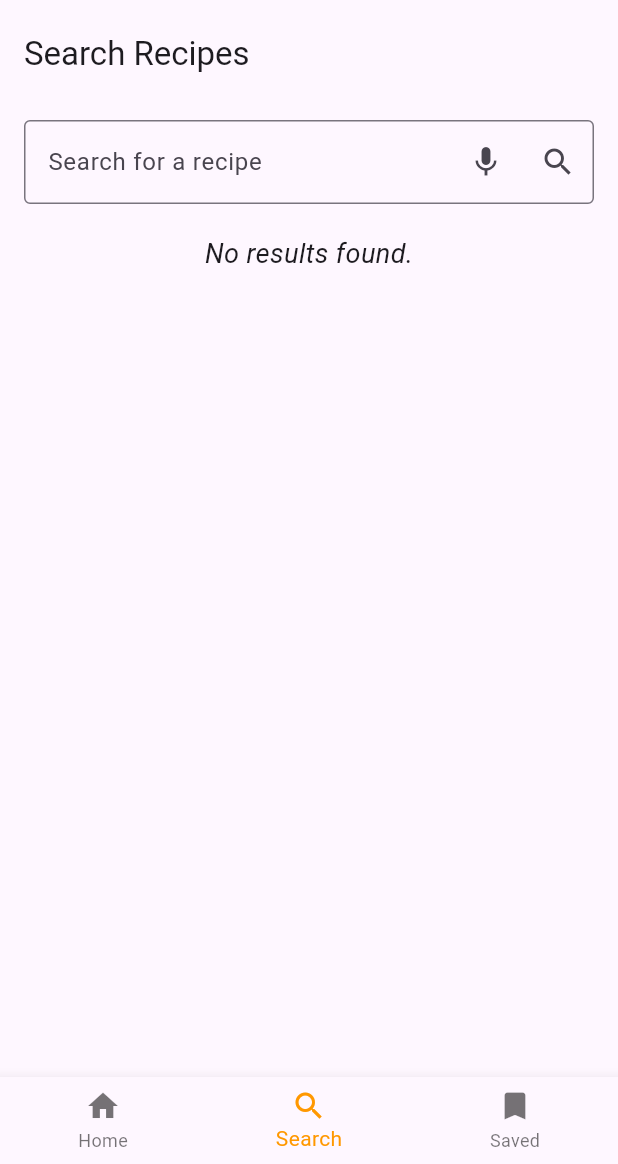
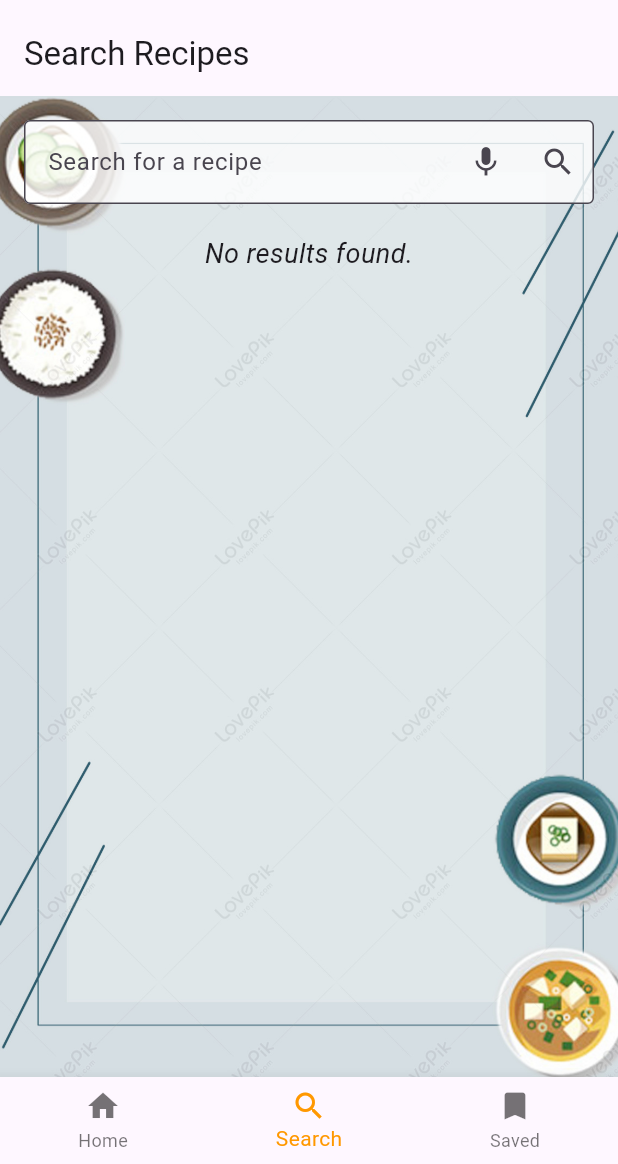
Before and after one commit to tiirth22/FlavorSphere, a Flutter app: the screen it shows once a user with an empty profile is signed in, item 2 of the bottom bar chosen, on a phone screen of 412 x 824 dp, the part 72-1236 px from its top. Run offline on Flutter 3.47's test engine with Material 3 defaults, Android fonts, the phone set to English and light mode, and no system bars; our stand-ins replace cloud_firestore, firebase_auth, firebase_core, permission_handler, shared_preferences, speech_to_text; accounts and stored records are empty.

```diff
--- a/lib/search_page.dart
+++ b/lib/search_page.dart
@@ -14,7 +14,6 @@ class _SearchPageState extends State<SearchPage> {
   List<dynamic> _searchResults = [];
   bool _isLoading = false;
 
-  // Mark _speech as late
   late stt.SpeechToText _speech;
   bool _isListening = false;
 
@@ -24,11 +23,8 @@ class _SearchPageState extends State<SearchPage> {
     _speech = stt.SpeechToText(); // Initialize _speech here
   }
 
-  // Method to handle speech input
   Future<void> _startListening() async {
-    // Request microphone permission
     final status = await Permission.microphone.request();
-
     if (status.isGranted) {
       bool available = await _speech.initialize(
         onStatus: (status) => print('Speech Status: $status'),
@@ -42,17 +38,15 @@ class _SearchPageState extends State<SearchPage> {
 
         _speech.listen(onResult: (result) {
           setState(() {
-            _searchController.text = result.recognizedWords; // Update text field with recognized words
+            _searchController.text = result.recognizedWords;
           });
         });
       }
     } else if (status.isDenied) {
-      // Handle the case when the permission is denied
       ScaffoldMessenger.of(context).showSnackBar(
         SnackBar(content: Text('Microphone permission is denied.')),
       );
     } else if (status.isPermanentlyDenied) {
-      // Handle the case when the permission is permanently denied
       openAppSettings(); // Open app settings to enable permission manually
     }
   }
@@ -66,24 +60,22 @@ class _SearchPageState extends State<SearchPage> {
 
   void _searchRecipes() async {
     setState(() {
-      _isLoading = true; // Show loading indicator
-      _searchResults.clear(); // Clear previous search results
+      _isLoading = true;
+      _searchResults.clear();
     });
 
-    // Call your API service to fetch recipes
     ApiService apiService = ApiService();
     try {
       var results = await apiService.getRecipes(_searchController.text);
 
       setState(() {
-        _searchResults = results; // Update search results
-        _isLoading = false; // Hide loading indicator
+        _searchResults = results;
+        _isLoading = false;
       });
     } catch (e) {
       setState(() {
-        _isLoading = false; // Hide loading indicator
+        _isLoading = false;
       });
-      // Handle error (e.g., show a snackbar or an alert)
       ScaffoldMessenger.of(context).showSnackBar(
         SnackBar(content: Text('Error fetching recipes: $e')),
       );
@@ -96,7 +88,18 @@ class _SearchPageState extends State<SearchPage> {
       appBar: AppBar(
         title: Text('Search Recipes'),
       ),
-      body: SingleChildScrollView(
+      body: Stack(
+        children: [
+          // Add the background image
+          Container(
+            decoration: BoxDecoration(
+              image: DecorationImage(
+                image: AssetImage('assets/images/background7.jpg'), // Path to your food image
+                fit: BoxFit.cover, // Make sure the image covers the entire screen
+              ),
+            ),
+          ),
+          SingleChildScrollView(
             padding: const EdgeInsets.all(16.0),
             child: Column(
               children: [
@@ -105,16 +108,18 @@ class _SearchPageState extends State<SearchPage> {
                   decoration: InputDecoration(
                     labelText: 'Search for a recipe',
                     border: OutlineInputBorder(),
+                    fillColor: Colors.white.withOpacity(0.8), // Slight transparency for better readability
+                    filled: true,
                     suffixIcon: Row(
                       mainAxisSize: MainAxisSize.min,
                       children: [
                         IconButton(
                           icon: Icon(_isListening ? Icons.mic_off : Icons.mic),
-                      onPressed: _isListening ? _stopListening : _startListening, // Trigger speech-to-text
+                          onPressed: _isListening ? _stopListening : _startListening,
                         ),
                         IconButton(
                           icon: Icon(Icons.search),
-                      onPressed: _searchRecipes, // Trigger search on button press
+                          onPressed: _searchRecipes,
                         ),
                       ],
                     ),
@@ -122,28 +127,27 @@ class _SearchPageState extends State<SearchPage> {
                 ),
                 SizedBox(height: 20),
                 if (_isLoading)
-              CircularProgressIndicator(), // Show loading indicator
+                  CircularProgressIndicator(),
                 if (!_isLoading && _searchResults.isNotEmpty)
                   ListView.builder(
-                shrinkWrap: true, // Allow ListView to be contained in SingleChildScrollView
-                physics: NeverScrollableScrollPhysics(), // Disable scrolling
+                    shrinkWrap: true,
+                    physics: NeverScrollableScrollPhysics(),
                     itemCount: _searchResults.length,
                     itemBuilder: (context, index) {
-                  final recipe = _searchResults[index]['recipe']; // Access the actual recipe data
+                      final recipe = _searchResults[index]['recipe'];
                       return Card(
                         margin: EdgeInsets.symmetric(vertical: 10),
                         child: ListTile(
-                      title: Text(recipe['label']), // Recipe name
-                      leading: Image.network(recipe['image']), // Recipe image
+                          title: Text(recipe['label']),
+                          leading: Image.network(recipe['image']),
                           onTap: () {
-                        // Navigate to RecipeDetailPage with the selected recipe
                             Navigator.push(
                               context,
                               MaterialPageRoute(
                                 builder: (context) => RecipeDetailPage(
                                   recipe: recipe,
                                   onRecipeSaved: () {
-                                // Implement any specific action you want to take when a recipe is saved.
+                                    // Implement any specific action when a recipe is saved.
                                   },
                                 ),
                               ),
@@ -161,6 +165,8 @@ class _SearchPageState extends State<SearchPage> {
               ],
             ),
           ),
+        ],
+      ),
     );
   }
 }
```
Also changed, not shown: assets/images/background7.jpg (added). Lines whose indentation alone changed are shown as unchanged.
